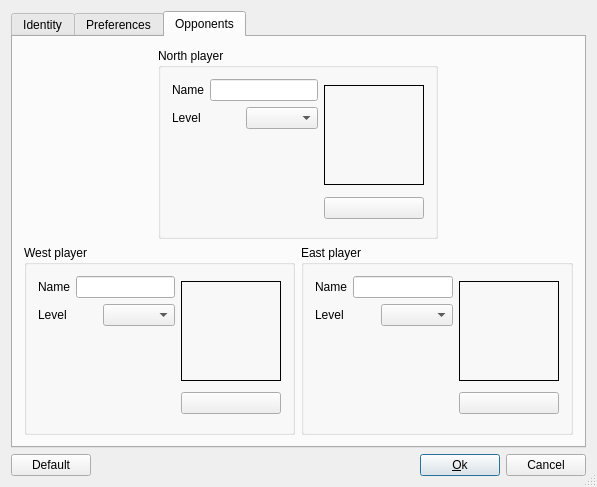
Above: src/desktop/forms/OptionsUI.ui from belegar/tarotclub before the change. Below: the same form after it.
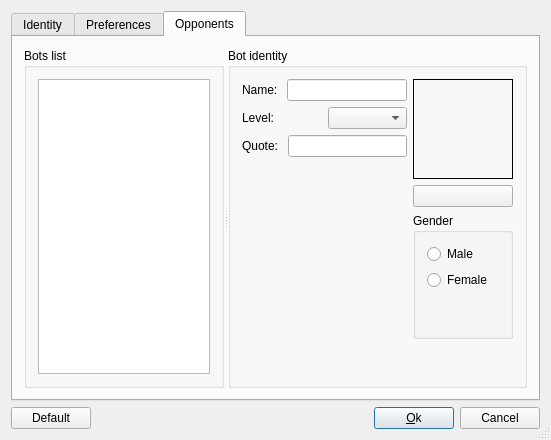
That is the form after the change. The open tabs and pages were chosen to show the change. Icons and pictures are not drawn.

Commit message: New updated bot options (allowing future custom bots)

The edit to the form file:
```diff
--- a/src/desktop/forms/OptionsUI.ui
+++ b/src/desktop/forms/OptionsUI.ui
@@ -6,8 +6,8 @@
    <rect>
     <x>0</x>
     <y>0</y>
-    <width>597</width>
-    <height>487</height>
+    <width>551</width>
+    <height>440</height>
    </rect>
   </property>
   <property name="sizePolicy">
@@ -543,45 +543,35 @@
       <attribute name="title">
        <string>Opponents</string>
       </attribute>
+      <layout class="QGridLayout" name="gridLayout_8">
+       <item row="0" column="0">
+        <widget class="QSplitter" name="splitter">
+         <property name="orientation">
+          <enum>Qt::Horizontal</enum>
+         </property>
+         <widget class="QGroupBox" name="groupBox_2">
+          <property name="title">
+           <string>Bots list</string>
+          </property>
       <layout class="QGridLayout" name="gridLayout_3">
-       <item row="0" column="3">
-        <spacer name="horizontalSpacer_3">
-         <property name="orientation">
-          <enum>Qt::Horizontal</enum>
-         </property>
-         <property name="sizeHint" stdset="0">
-          <size>
-           <width>72</width>
-           <height>20</height>
-          </size>
-         </property>
-        </spacer>
-       </item>
        <item row="0" column="0">
-        <spacer name="horizontalSpacer_2">
-         <property name="orientation">
-          <enum>Qt::Horizontal</enum>
-         </property>
-         <property name="sizeHint" stdset="0">
-          <size>
-           <width>71</width>
-           <height>20</height>
-          </size>
-         </property>
-        </spacer>
-       </item>
-       <item row="0" column="1" colspan="2">
+            <widget class="QListWidget" name="botsList"/>
+           </item>
+          </layout>
+         </widget>
         <widget class="QGroupBox" name="groupBox_3">
          <property name="title">
-          <string>North player</string>
-         </property>
-         <layout class="QGridLayout" name="gridLayout_8">
+           <string>Bot identity</string>
+          </property>
+          <layout class="QGridLayout" name="gridLayout_7">
           <item row="0" column="0">
+            <layout class="QVBoxLayout" name="verticalLayout_4">
+             <item>
            <layout class="QHBoxLayout" name="horizontalLayout_11">
             <item>
              <widget class="QLabel" name="label_2_2">
               <property name="text">
-               <string>Name</string>
+                  <string>Name: </string>
               </property>
              </widget>
             </item>
@@ -590,6 +580,12 @@
               <property name="enabled">
                <bool>true</bool>
               </property>
+                 <property name="minimumSize">
+                  <size>
+                   <width>120</width>
+                   <height>0</height>
+                  </size>
+                 </property>
               <property name="maxLength">
                <number>10</number>
               </property>
@@ -597,52 +593,12 @@
             </item>
            </layout>
           </item>
-          <item row="0" column="1" rowspan="3">
-           <layout class="QVBoxLayout" name="verticalLayout">
             <item>
-             <widget class="QLabel" name="pixNord">
-              <property name="minimumSize">
-               <size>
-                <width>100</width>
-                <height>100</height>
-               </size>
-              </property>
-              <property name="maximumSize">
-               <size>
-                <width>100</width>
-                <height>100</height>
-               </size>
-              </property>
-              <property name="frameShape">
-               <enum>QFrame::Box</enum>
-              </property>
-              <property name="frameShadow">
-               <enum>QFrame::Plain</enum>
-              </property>
-              <property name="scaledContents">
-               <bool>true</bool>
-              </property>
-             </widget>
-            </item>
-            <item>
-             <widget class="QPushButton" name="btnPixNord">
-              <property name="text">
-               <string/>
-              </property>
-              <property name="icon">
-               <iconset resource="../../../assets/desktop.qrc">
-                <normaloff>:/images/fileopen.png</normaloff>:/images/fileopen.png</iconset>
-              </property>
-             </widget>
-            </item>
-           </layout>
-          </item>
-          <item row="1" column="0">
            <layout class="QHBoxLayout" name="horizontalLayout_12">
             <item>
              <widget class="QLabel" name="label_3_2">
               <property name="text">
-               <string>Level</string>
+                  <string>Level: </string>
               </property>
              </widget>
             </item>
@@ -651,186 +607,39 @@
             </item>
            </layout>
           </item>
-          <item row="2" column="0">
-           <spacer name="verticalSpacer_3">
-            <property name="orientation">
-             <enum>Qt::Vertical</enum>
-            </property>
-            <property name="sizeHint" stdset="0">
-             <size>
-              <width>20</width>
-              <height>73</height>
-             </size>
-            </property>
-           </spacer>
-          </item>
-         </layout>
-        </widget>
-       </item>
-       <item row="1" column="0" colspan="2">
-        <widget class="QGroupBox" name="groupBox_4">
-         <property name="title">
-          <string>West player</string>
-         </property>
-         <layout class="QGridLayout" name="gridLayout_7">
-          <item row="0" column="0">
+             <item>
            <layout class="QHBoxLayout" name="horizontalLayout_6">
             <item>
-             <widget class="QLabel" name="label_2_3">
-              <property name="text">
-               <string>Name</string>
-              </property>
-             </widget>
-            </item>
-            <item>
-             <widget class="QLineEdit" name="nomJoueurOuest">
-              <property name="enabled">
-               <bool>true</bool>
-              </property>
-              <property name="maxLength">
-               <number>10</number>
-              </property>
-             </widget>
-            </item>
-           </layout>
-          </item>
-          <item row="0" column="1" rowspan="3">
-           <layout class="QVBoxLayout" name="_27">
-            <property name="spacing">
-             <number>6</number>
-            </property>
-            <property name="leftMargin">
-             <number>0</number>
-            </property>
-            <property name="topMargin">
-             <number>0</number>
-            </property>
-            <property name="rightMargin">
-             <number>0</number>
-            </property>
-            <property name="bottomMargin">
-             <number>0</number>
-            </property>
-            <item>
-             <widget class="QLabel" name="pixOuest">
-              <property name="minimumSize">
-               <size>
-                <width>100</width>
-                <height>100</height>
-               </size>
-              </property>
-              <property name="maximumSize">
-               <size>
-                <width>100</width>
-                <height>100</height>
-               </size>
-              </property>
-              <property name="frameShape">
-               <enum>QFrame::Box</enum>
-              </property>
-              <property name="frameShadow">
-               <enum>QFrame::Plain</enum>
-              </property>
-              <property name="scaledContents">
-               <bool>true</bool>
-              </property>
-             </widget>
-            </item>
-            <item>
-             <widget class="QPushButton" name="btnPixOuest">
-              <property name="text">
-               <string/>
-              </property>
-              <property name="icon">
-               <iconset resource="../../../assets/desktop.qrc">
-                <normaloff>:/images/fileopen.png</normaloff>:/images/fileopen.png</iconset>
-              </property>
-              <property name="autoDefault">
-               <bool>true</bool>
-              </property>
-              <property name="default">
-               <bool>false</bool>
-              </property>
-             </widget>
-            </item>
-           </layout>
-          </item>
-          <item row="1" column="0">
-           <layout class="QHBoxLayout" name="horizontalLayout_10">
-            <item>
-             <widget class="QLabel" name="label_3_3">
-              <property name="text">
-               <string>Level</string>
-              </property>
-             </widget>
-            </item>
-            <item>
-             <widget class="QComboBox" name="niveauOuest"/>
-            </item>
-           </layout>
-          </item>
-          <item row="2" column="0">
-           <spacer name="verticalSpacer_2">
-            <property name="orientation">
-             <enum>Qt::Vertical</enum>
-            </property>
-            <property name="sizeHint" stdset="0">
-             <size>
-              <width>20</width>
-              <height>72</height>
-             </size>
-            </property>
-           </spacer>
-          </item>
-         </layout>
-        </widget>
-       </item>
-       <item row="1" column="2" colspan="2">
-        <widget class="QGroupBox" name="groupBox_2">
-         <property name="title">
-          <string>East player</string>
-         </property>
-         <layout class="QGridLayout" name="gridLayout_9">
-          <item row="0" column="0">
-           <layout class="QHBoxLayout" name="horizontalLayout_13">
-            <item>
              <widget class="QLabel" name="label_2">
               <property name="text">
-               <string>Name</string>
+                  <string>Quote: </string>
               </property>
              </widget>
             </item>
             <item>
-             <widget class="QLineEdit" name="nomJoueurEst">
-              <property name="enabled">
-               <bool>true</bool>
-              </property>
-              <property name="maxLength">
-               <number>10</number>
-              </property>
-             </widget>
+                <widget class="QLineEdit" name="botQuote"/>
             </item>
            </layout>
           </item>
-          <item row="0" column="1" rowspan="3">
-           <layout class="QVBoxLayout" name="_17">
-            <property name="spacing">
-             <number>6</number>
-            </property>
-            <property name="leftMargin">
-             <number>0</number>
-            </property>
-            <property name="topMargin">
-             <number>0</number>
-            </property>
-            <property name="rightMargin">
-             <number>0</number>
-            </property>
-            <property name="bottomMargin">
-             <number>0</number>
-            </property>
+             <item>
+              <spacer name="verticalSpacer_3">
+               <property name="orientation">
+                <enum>Qt::Vertical</enum>
+               </property>
+               <property name="sizeHint" stdset="0">
+                <size>
+                 <width>20</width>
+                 <height>28</height>
+                </size>
+               </property>
+              </spacer>
+             </item>
+            </layout>
+           </item>
+           <item row="0" column="1">
+            <layout class="QVBoxLayout" name="verticalLayout">
             <item>
-             <widget class="QLabel" name="pixEst">
+              <widget class="QLabel" name="botAvatar">
               <property name="minimumSize">
                <size>
                 <width>100</width>
@@ -855,7 +664,7 @@
              </widget>
             </item>
             <item>
-             <widget class="QPushButton" name="btnPixEst">
+              <widget class="QPushButton" name="buttonBotAvatar">
               <property name="text">
                <string/>
               </property>
@@ -865,36 +674,59 @@
               </property>
              </widget>
             </item>
-           </layout>
-          </item>
+             <item>
+              <widget class="QGroupBox" name="groupBox_8">
+               <property name="title">
+                <string>Gender</string>
+               </property>
+               <layout class="QGridLayout" name="gridLayout_12">
           <item row="1" column="0">
-           <layout class="QHBoxLayout" name="horizontalLayout_14">
-            <item>
-             <widget class="QLabel" name="label_3">
+                 <widget class="QRadioButton" name="botFemale">
               <property name="text">
-               <string>Level</string>
+                   <string>Female</string>
               </property>
              </widget>
             </item>
-            <item>
-             <widget class="QComboBox" name="niveauEst"/>
-            </item>
-           </layout>
+                <item row="0" column="0">
+                 <widget class="QRadioButton" name="botMale">
+                  <property name="text">
+                   <string>Male</string>
+                  </property>
+                 </widget>
           </item>
           <item row="2" column="0">
-           <spacer name="verticalSpacer_4">
+                 <spacer name="verticalSpacer_7">
             <property name="orientation">
              <enum>Qt::Vertical</enum>
             </property>
             <property name="sizeHint" stdset="0">
              <size>
               <width>20</width>
-              <height>72</height>
+                    <height>40</height>
              </size>
             </property>
            </spacer>
           </item>
          </layout>
+              </widget>
+             </item>
+             <item>
+              <spacer name="verticalSpacer_2">
+               <property name="orientation">
+                <enum>Qt::Vertical</enum>
+               </property>
+               <property name="sizeHint" stdset="0">
+                <size>
+                 <width>20</width>
+                 <height>40</height>
+                </size>
+               </property>
+              </spacer>
+             </item>
+            </layout>
+           </item>
+          </layout>
+         </widget>
         </widget>
        </item>
       </layout>
```
Left out of the diff: 54 changed lines with no effect on the pictures. Lines whose indentation alone changed are shown as unchanged. The commit also changes 2 other files.
